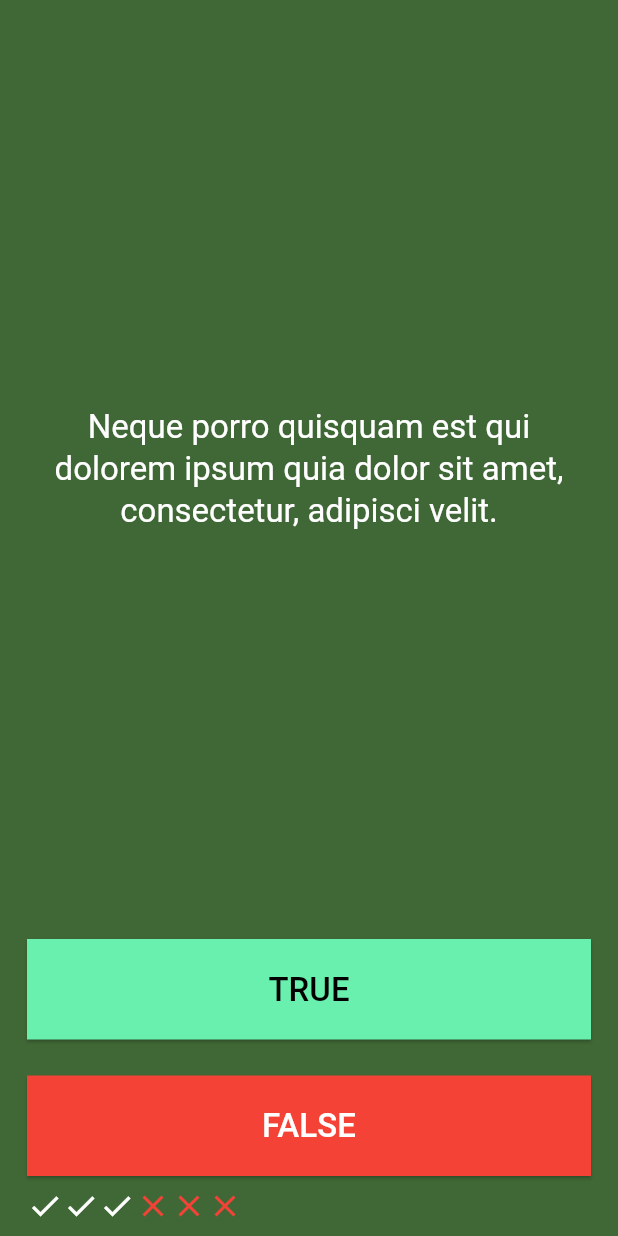
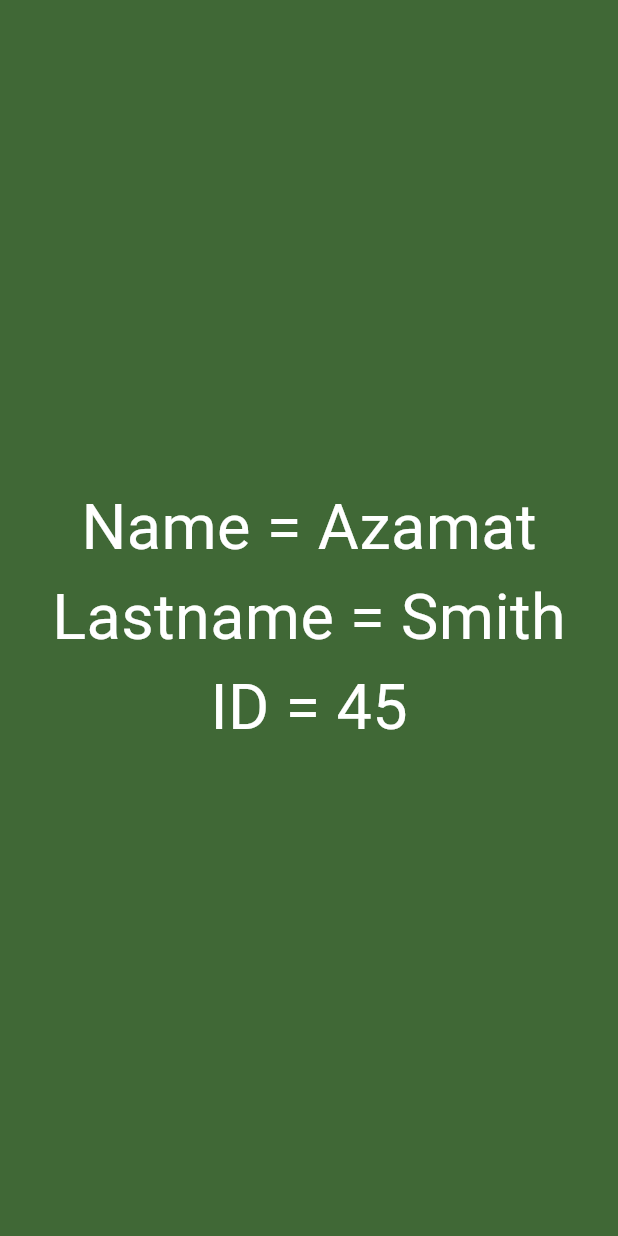
Before and after one commit to azackmatoff/quiz_app, a Flutter app: the screen it shows after launch, on a phone screen of 412 x 824 dp. Run offline on Flutter 3.47's test engine with Material 3 defaults, Android fonts, the phone set to English and light mode, and no system bars.

Commit message:
sabak otuldu, class jana tizme List

```diff
--- a/lib/main.dart
+++ b/lib/main.dart
@@ -1,5 +1,6 @@
 import 'package:flutter/material.dart';
 import 'package:quiz_app/quiz_screen.dart';
+import 'package:quiz_app/sabak_screen.dart';
 
 void main() {
   runApp(const MyApp());
@@ -34,7 +35,7 @@ class MyApp extends StatelessWidget {
             ),
           ),
           iconTheme: const IconThemeData(color: Colors.white)),
-      home: const QuizScreen(),
+      home: const SabakScreen(),
     );
   }
 }
--- a/lib/quiz_screen.dart
+++ b/lib/quiz_screen.dart
@@ -80,7 +80,9 @@ class _QuizScreenState extends State<QuizScreen> {
               ),
               child: Text(
                 text,
-                style: const TextStyle(fontSize: 22),
+                style: Theme.of(context).textTheme.titleLarge!.copyWith(
+                      color: Colors.black,
+                    ),
               ),
             ),
           ),
--- /dev/null
+++ b/lib/sabak_screen.dart
@@ -0,0 +1,177 @@
+import 'dart:developer';
+
+import 'package:flutter/material.dart';
+
+class SabakScreen extends StatefulWidget {
+  const SabakScreen({Key? key}) : super(key: key);
+
+  @override
+  _SabakScreenState createState() => _SabakScreenState();
+}
+
+class _SabakScreenState extends State<SabakScreen> {
+  /// Flutter framework
+  /// Dart language, strongly typed
+
+  /// Null-safety, null = nullable, danniy bar = non-nullable
+  String name = 'Azamat'; // [name] non-nullable, null bersen bolboyt,
+  // sozsuz danniy berilishi kerek
+  late int id;
+
+  String? lastname; // [lastname] nullable, null bersen bolot
+
+  /// variant 1
+  // Adam adam = Adam(id: 40, familiya: 'Doe', aty: 'Jack');
+
+  /// variant 2
+  // Adam adam = Adam('Jane', 'Doe', 20);
+
+  /// variant 3
+  // Adam adam = Adam('Azat', 'Aytmatov');
+
+  /// variant 4
+  Adam adam = Adam(familiya: 'Doe', aty: 'Jack');
+
+  // Array, massiv  //0, 1, 2, 3, 4 // eseptoo 0-don bashtalat, 1-den emes
+  List<int> baalar = [1, 2, 3, 4, 5];
+
+  void eskiBaalardiKosh() {
+    baalar.addAll(eskiBaalar);
+  }
+
+  void baalardyKir() {
+    baalar.add(10);
+    baalar.add(100);
+    baalar.add(3);
+    baalar.add(5);
+    baalar.add(2);
+  }
+
+  List<int> eskiBaalar = [3, 4, 5, 3, 4, 5, 4, 2, 7];
+
+  @override
+  void initState() {
+    // for loop
+    /// variant 1
+    // for (int i = 0; i < eskiBaalar.length; i++) {
+    //   log('i = $i');
+    //   int baa = eskiBaalar[i];
+
+    //   log('baa = $baa');
+    // }
+
+    // /// variant 2
+    // for (var baa in eskiBaalar) {
+    //   log('2 baa = $baa');
+    // }
+
+    log('1 baalardin ichinde kancha baa bar = ${baalar.length}');
+    // tizmenege en akirki kilip kosh
+    baalar.insert(baalar.length - 1, 100);
+
+    /// tizmede 3-chu kilip kosh, 0, 1, 2
+    baalar.insert(2, 5);
+
+    /// tizmege bashka tizmeni 1-chi kilip kosh
+    baalar.insertAll(0, eskiBaalar);
+
+    int index = baalar.indexOf(5);
+
+    log('index = $index');
+
+    log('2 baalardin ichinde kancha baa bar = ${baalar.length}');
+    log('2 baalar ekinchi baa = ${baalar[1]}');
+
+    // baalardyKir();
+
+    // log('2 baalardin ichinde kancha baa bar = ${baalar.length}');
+
+    // eskiBaalardiKosh();
+
+    // log('3 eski baalardin ichinde kancha baa bar = ${eskiBaalar.length}');
+    // log('3 baalardin ichinde kancha baa bar = ${baalar.length}');
+
+    // log('baalar birinchi baa = ${baalar[0]}');
+    // log('baalar akirki baa = ${baalar[baalar.length - 1]}');
+
+    // log('baalar ekinchi baa = ${baalar[1]}');
+
+    lastname = 'Smith';
+    id = 45;
+    super.initState();
+  }
+
+  @override
+  Widget build(BuildContext context) {
+    return Scaffold(
+      backgroundColor: Theme.of(context).primaryColor,
+      body: Center(
+        child: Column(
+          mainAxisAlignment: MainAxisAlignment.center,
+          children: [
+            Text(
+              'Name = $name',
+              style: const TextStyle(fontSize: 42, color: Colors.white),
+            ),
+            Text(
+              'Lastname = ${lastname!}',
+              style: const TextStyle(fontSize: 42, color: Colors.white),
+            ),
+            Text(
+              'ID = $id',
+              style: const TextStyle(fontSize: 42, color: Colors.white),
+            ),
+            // Text(
+            //   'Aty: ${adam.aty}',
+            //   style: const TextStyle(fontSize: 42, color: Colors.white),
+            // ),
+            // Text(
+            //   'Familiyasi: ${adam.familiya}',
+            //   style: const TextStyle(fontSize: 42, color: Colors.white),
+            // ),
+            // Text(
+            //   'ID: ${adam.id ?? ''}',
+            //   style: const TextStyle(fontSize: 42, color: Colors.white),
+            // ),
+          ],
+        ),
+      ),
+    );
+  }
+}
+
+/// variant 1
+// class Adam {
+//   final String aty;
+//   final String familiya;
+//   final int id;
+
+//   Adam({required this.aty, required this.familiya, required this.id});
+// }
+
+/// variant 2
+// class Adam {
+//   final String aty;
+//   final String familiya;
+//   final int id;
+
+//   Adam(this.aty, this.familiya, this.id);
+// }
+
+/// variant 3
+// class Adam {
+//   final String aty;
+//   final String familiya;
+//   final int? id;
+
+//   Adam(this.aty, this.familiya, [this.id]);
+// }
+
+/// variant 4
+class Adam {
+  final String aty;
+  final String familiya;
+  final int? id;
+
+  Adam({required this.aty, required this.familiya, this.id});
+}
```
